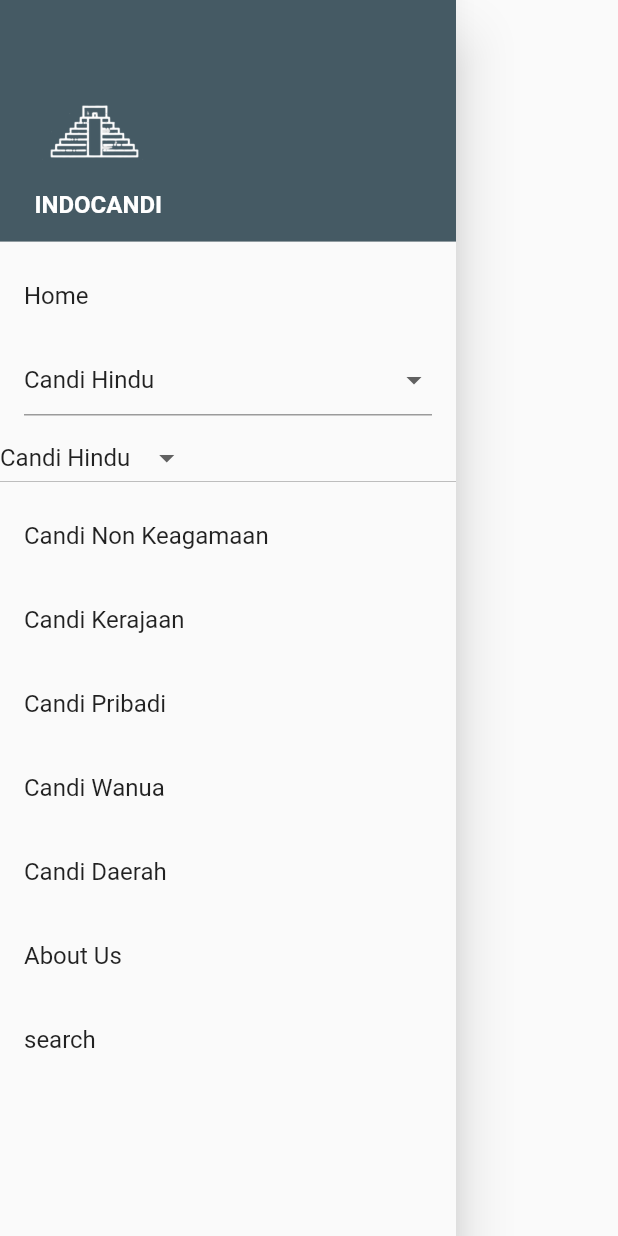
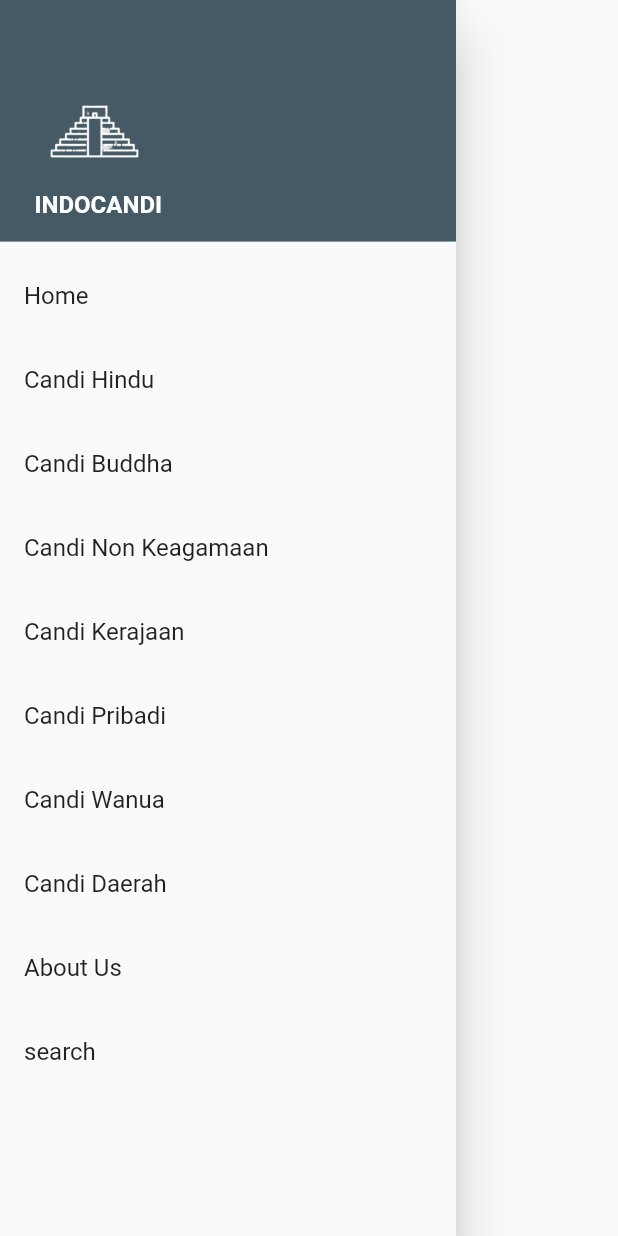
Before and after one commit to monicacarista/candi, a Flutter app: the SideBar widget shown alone on an empty page, opened directly, on a phone screen of 412 x 824 dp. Run offline on Flutter 3.47's test engine with Material 2 defaults, Android fonts, the phone set to English and light mode, and no system bars; our stand-ins replace flutter_spinkit, font_awesome_flutter, webview_flutter; network calls fail.

```diff
--- a/lib/CandiDaerah.dart
+++ b/lib/CandiDaerah.dart
@@ -172,6 +172,7 @@ class _CandiDaerah extends State {
                                             Navigator.of(context).push(MaterialPageRoute(
                                                 builder: (context) => new Daerah(
                                                   idasal:snapshot.data[index].lokasi.value.toString(),
+
                                                 )));
                                           },
                                         ),
--- a/lib/CandiWanua.dart
+++ b/lib/CandiWanua.dart
@@ -110,7 +110,7 @@ class _CandiWanua extends State {
   Widget build(BuildContext context) {
     return Scaffold(
       appBar: AppBar(
-        title: Text('Candi Pribadi'),
+        title: Text('Candi Wanua'),
         backgroundColor: Colors.blueGrey.shade700,
       ),
       body: Center(
--- a/lib/Tab/SideBar.dart
+++ b/lib/Tab/SideBar.dart
@@ -53,46 +53,22 @@ class _SideBar extends State<SideBar>{
                 ),
               ),
               ListTile(
-                title:
-                new  DropdownButtonFormField(
-                  decoration: InputDecoration(
-                    // labelText: "Candi Keagamaan",
-                  ),
-                  value: dropdownValue,
-                  items: <String>['Candi Hindu', 'Candi Buddha']
-                      .map<DropdownMenuItem<String>>((String value) {
-                    return DropdownMenuItem<String>(
-                      value: value,
-                      child: Text(value),
-                    );
-                  }).toList(),
-                  onChanged: (kategoriValue) {
+                title: Text('Candi Hindu'),
 
-                  },
-                  // onTap: () => Navigator.pushNamed(
-                  //   context,
-                  //   'CandiHindu',
-                  // ),
+                onTap: () => Navigator.pushNamed(
+                  context,
+                  'CandiHindu',
                 ),
+              ),
+              ListTile(
+                title: Text('Candi Buddha'),
 
+                onTap: () => Navigator.pushNamed(
+                  context,
+                  'CandiBuddha',
+                ),
+              ),
 
-                // onTap: () => Navigator.pushNamed(
-                //   context,
-                //   'CandiKeagamaan',
-                // ),
-              ),
-              DropdownButton(items: items.map((itemsname){
-                return DropdownMenuItem(
-                  value: itemsname,
-                  child: Text(itemsname)
-                );
-              }).toList(),
-              onChanged: (String newValue){
-
-              },
-                value: dropdownValue,
-
-              ),
               ListTile(
                 title: Text('Candi Non Keagamaan'),
 
```
Also changed, not shown: lib/CandiBuddha.dart (+4 -5 lines), lib/Daerah.dart (+53 -54 lines), lib/main.dart (+5 -6 lines).
